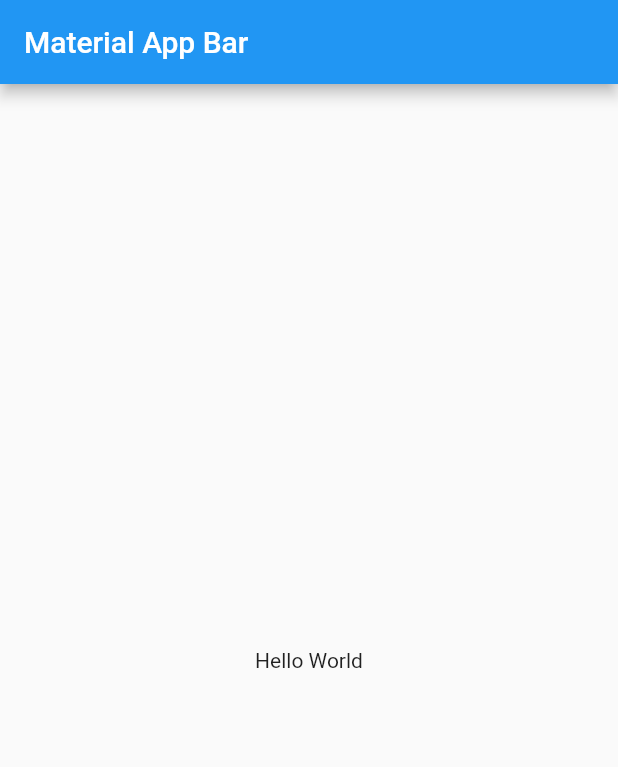
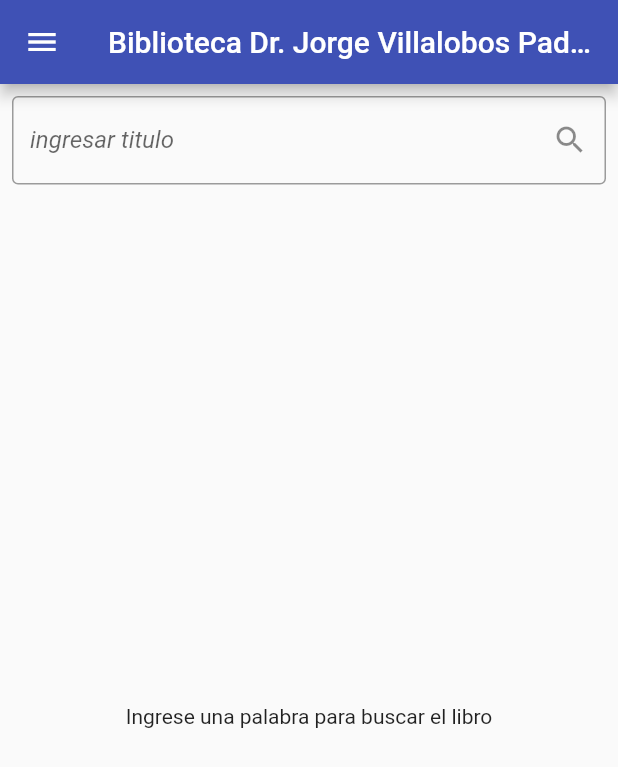
Before and after one commit to CrisMedellin/ProyectoIntegrador-PDM, a Flutter app: the screen it shows after launch, on a phone screen of 412 x 824 dp. Shown: the top 767 px of the screen. Run offline on Flutter 3.47's test engine with Material 2 defaults, Android fonts, the phone set to English and light mode, and no system bars; our stand-ins replace bloc, equatable, flutter_bloc, font_awesome_flutter; missing offline and left inert: flutter_share, flutter_shimmer.

Commit message:
some screens finished

```diff
--- /dev/null
+++ b/lib/bloc/search_book_bloc.dart
@@ -0,0 +1,35 @@
+import 'package:bibliteso/pages/search/repo.dart';
+import 'package:bloc/bloc.dart';
+import 'package:equatable/equatable.dart';
+import 'package:flutter/cupertino.dart';
+
+part 'search_book_event.dart';
+part 'search_book_state.dart';
+
+class SearchBookBloc extends Bloc<SearchBookEvent, SearchBookState> {
+  SearchBookState get estate => SearchBookInitialState();
+  final RepoBook bookRep = RepoBook();
+
+  SearchBookBloc() : super(SearchBookInitialState()) {
+    on<SearchingBookEvent>(_searchBook);
+  }
+
+  Future<dynamic> _searchBook(SearchingBookEvent event, Emitter emit) async {
+    emit(SearchingState());
+
+    String titleBook = event.titleSearch;
+    dynamic listB;
+
+    try {
+      listB = await bookRep.getBooks(titleBook);
+      if (listB["items"] == null) {
+        throw Exception();
+      }
+      emit(FoundInSearchState(findBooks: listB["items"]));
+    } catch (e) {
+      emit(
+        const ErrorInSearchingState(errMess: "sucedio un error en la busqueda"),
+      );
+    }
+  }
+}
--- /dev/null
+++ b/lib/bloc/search_book_event.dart
@@ -0,0 +1,16 @@
+part of 'search_book_bloc.dart';
+
+abstract class SearchBookEvent extends Equatable {
+  const SearchBookEvent();
+
+  @override
+  List<dynamic> get props => [];
+}
+
+class SearchingBookEvent extends SearchBookEvent {
+  final String titleSearch;
+  const SearchingBookEvent({required this.titleSearch});
+
+  @override
+  List<dynamic> get props => [titleSearch];
+}
--- /dev/null
+++ b/lib/bloc/search_book_state.dart
@@ -0,0 +1,29 @@
+part of 'search_book_bloc.dart';
+
+@immutable
+abstract class SearchBookState extends Equatable {
+  const SearchBookState();
+
+  @override
+  List<Object?> get props => [];
+}
+
+class SearchBookInitialState extends SearchBookState {}
+
+class SearchingState extends SearchBookState {}
+
+class ErrorInSearchingState extends SearchBookState {
+  final String errMess;
+  const ErrorInSearchingState({required this.errMess});
+
+  @override
+  List<Object?> get props => [];
+}
+
+class FoundInSearchState extends SearchBookState {
+  final List<dynamic> findBooks;
+  const FoundInSearchState({required this.findBooks});
+
+  @override
+  List<Object?> get props => [findBooks];
+}
--- a/lib/main.dart
+++ b/lib/main.dart
@@ -1,5 +1,7 @@
-import 'package:bibliteso/pages/home/home_page.dart';
+import 'package:bibliteso/pages/search/search.dart';
 import 'package:flutter/material.dart';
+import 'package:flutter_bloc/flutter_bloc.dart';
+import 'bloc/search_book_bloc.dart';
 
 void main() => runApp(const MyApp());
 
@@ -9,8 +11,11 @@ class MyApp extends StatelessWidget {
   @override
   Widget build(BuildContext context) {
     return MaterialApp(
-      title: 'Material App',
-      home: HomePage(),
-    );
+        theme: ThemeData(primarySwatch: Colors.indigo),
+        title: 'Material App',
+        home: BlocProvider(
+          create: (context) => SearchBookBloc(),
+          child: const SearchPage(),
+        ));
   }
 }
--- a/lib/pages/search/search.dart
+++ b/lib/pages/search/search.dart
@@ -0,0 +1,85 @@
+import 'package:bibliteso/bloc/search_book_bloc.dart';
+import 'package:bibliteso/items/item_book.dart';
+import 'package:bibliteso/pages/search/menu_laterarl.dart';
+import 'package:flutter/material.dart';
+import 'package:flutter_bloc/flutter_bloc.dart';
+import 'package:flutter_shimmer/flutter_shimmer.dart';
+
+class SearchPage extends StatelessWidget {
+  const SearchPage({
+    Key? key,
+  }) : super(key: key);
+
+  @override
+  Widget build(BuildContext context) {
+    TextEditingController searchController = TextEditingController();
+    return Scaffold(
+      drawer: MenuLateral(),
+      appBar: AppBar(
+        title: const Text('Biblioteca Dr. Jorge Villalobos Padilla, SJ'),
+      ),
+      body: Column(
+        children: [
+          Padding(
+            padding: const EdgeInsets.all(8.0),
+            child: TextField(
+              cursorColor: Colors.white,
+              controller: searchController,
+              decoration: InputDecoration(
+                border: OutlineInputBorder(),
+                label: Text(
+                  "ingresar titulo",
+                  style: TextStyle(
+                    fontStyle: FontStyle.italic,
+                  ),
+                ),
+                suffixIcon: IconButton(
+                  icon: const Icon(Icons.search),
+                  onPressed: () async {
+                    BlocProvider.of<SearchBookBloc>(context).add(
+                        SearchingBookEvent(titleSearch: searchController.text));
+                  },
+                ),
+              ),
+            ),
+          ),
+          Expanded(
+            child: BlocBuilder<SearchBookBloc, SearchBookState>(
+              builder: (context, state) {
+                if (state is SearchingState) {
+                  return ListView.builder(
+                    itemCount: 10,
+                    itemBuilder: (BuildContext context, int index) {
+                      return const VideoShimmer();
+                    },
+                  );
+                } else if (state is ErrorInSearchingState) {
+                  return const Center(
+                    child: Text('hubo un error en la busqueda del libro'),
+                  );
+                } else if (state is FoundInSearchState) {
+                  return Padding(
+                    padding: const EdgeInsets.only(top: 15.0),
+                    child: GridView.builder(
+                        gridDelegate:
+                            const SliverGridDelegateWithFixedCrossAxisCount(
+                          crossAxisCount: 3,
+                        ),
+                        itemCount: state.findBooks.length,
+                        itemBuilder: (BuildContext context, int index) {
+                          return ItemShowBook(findBook: state.findBooks[index]);
+                        }),
+                  );
+                } else {
+                  return const Center(
+                    child: Text('Ingrese una palabra para buscar el libro'),
+                  );
+                }
+              },
+            ),
+          ),
+        ],
+      ),
+    );
+  }
+}
```
Also changed, not shown: lib/items/item_book.dart (added, +42 -0 lines), lib/pages/login/login.dart (added, +61 -0 lines), lib/pages/register/register.dart (+107 -0 lines), lib/pages/search/info_book.dart (added, +110 -0 lines), lib/pages/search/menu_laterarl.dart (added, +65 -0 lines), lib/pages/search/repo.dart (added, +26 -0 lines), pubspec.yaml (+7 -1 lines), pubspec.lock, 5 other files.
